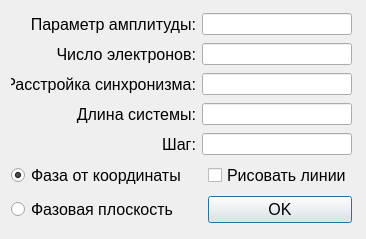
docent555/pendulum64, file dialog.ui: the form before one commit.
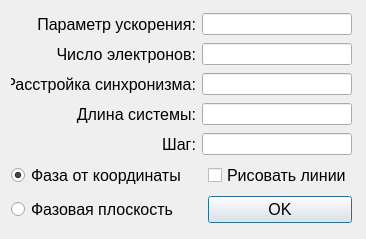
The form after the commit.

The edit to the form file:
```diff
--- a/dialog.ui
+++ b/dialog.ui
@@ -31,7 +31,7 @@
        </font>
       </property>
       <property name="text">
-       <string>Параметр амплитуды:</string>
+       <string>Параметр ускорения:</string>
       </property>
       <property name="alignment">
        <set>Qt::AlignRight|Qt::AlignTrailing|Qt::AlignVCenter</set>
```
